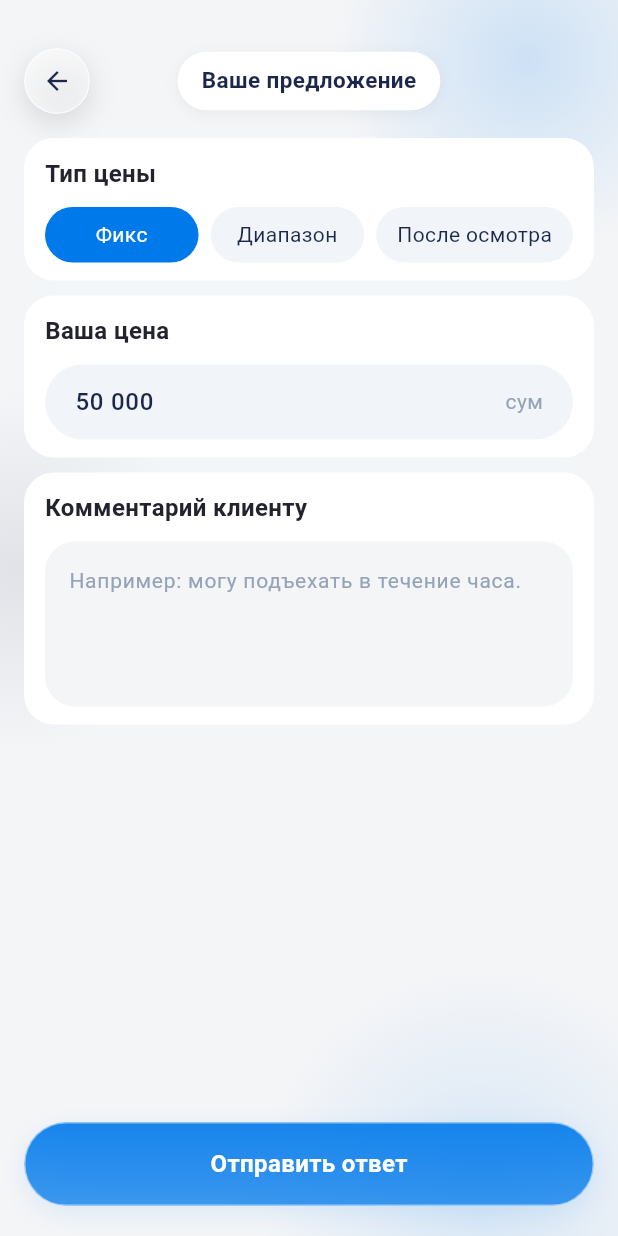
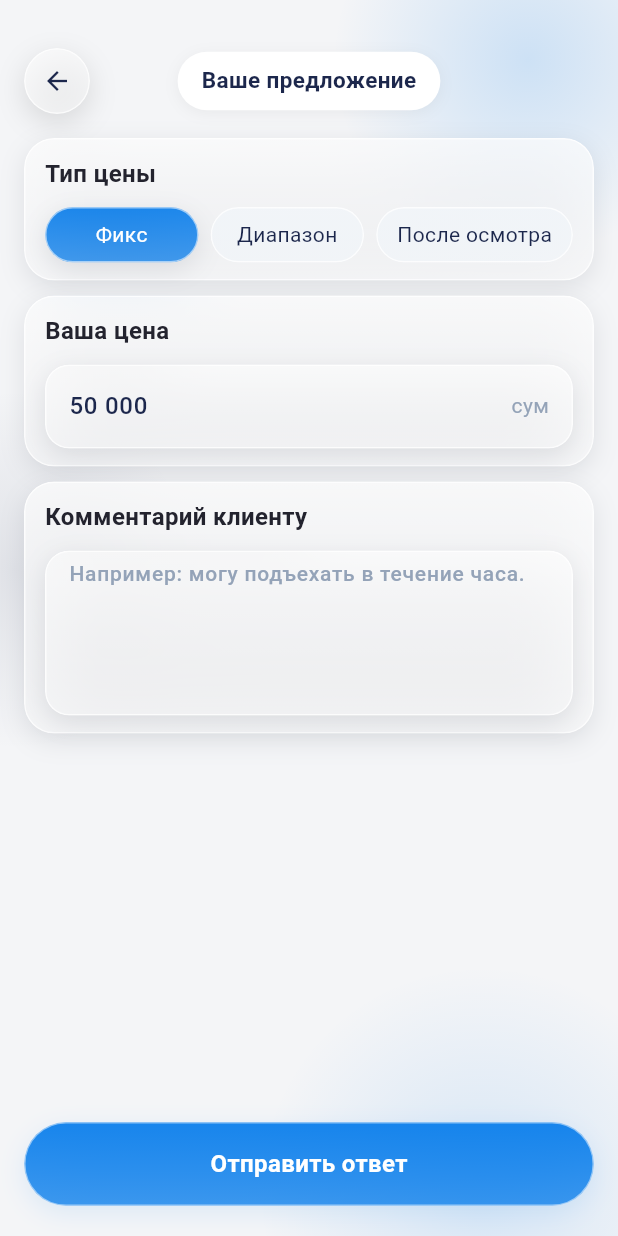
Before and after one commit to Rahmadjon0038/Fixleo-mobil, a Flutter app: the MasterOfferScreen screen opened directly with empty values, on a phone screen of 412 x 824 dp. Run offline on Flutter 3.47's test engine with Material 3 defaults, Android fonts, the phone set to English and light mode, and no system bars; our stand-ins replace audioplayers, dio, flutter_svg, geolocator, google_maps_flutter, image_picker and 3 more; missing offline and left inert: flutter_webrtc, record; accounts and stored records are empty.

Commit message:
feat(mobile): demo-account UI gating + tappable notifications
Carries the backend's isDemo flag through Client/Master models and
CurrentUser, hides the Wallet tab and price fields for the two demo
accounts (App Store/Play Market reviewers) so no real money ever renders,
and shows a neutral thank-you confirmation when a demo master completes
a job instead of an amount.

Also wires notification cards to route to the relevant screen on tap
(order tracking, offers, chat, master request detail) using the
orderId/conversationId the backend already attaches to each event —
previously notifications were purely decorative.

Co-Authored-By: Claude Sonnet 5 <noreply@anthropic.com>

```diff
--- a/lib/core/network/current_user.dart
+++ b/lib/core/network/current_user.dart
@@ -16,6 +16,9 @@ class CurrentUser {
   final ValueNotifier<UserProfile?> profile = ValueNotifier<UserProfile?>(null);
 
   String? get name => profile.value?.name;
+
+  /// App-store/Play-Market review account — the app must hide all money UI.
+  bool get isDemo => profile.value?.isDemo ?? false;
 
   /// Fetches the current user's profile for the active role. Safe to call from
   /// several screens — failures are swallowed (the greeting just falls back).
@@ -39,6 +42,7 @@ class CurrentUser {
           phone: data['phone'] as String?,
           city: data['city'] as String?,
           avatarUrl: ApiConfig.resolveMediaUrl(data['avatarUrl']),
+          isDemo: data['isDemo'] as bool? ?? false,
         );
       }
     } catch (_) {
@@ -50,11 +54,20 @@ class CurrentUser {
 }
 
 class UserProfile {
-  const UserProfile({this.name, this.phone, this.city, this.avatarUrl});
+  const UserProfile({
+    this.name,
+    this.phone,
+    this.city,
+    this.avatarUrl,
+    this.isDemo = false,
+  });
   final String? name;
   final String? phone;
   final String? city;
   final String? avatarUrl;
+
+  /// App-store/Play-Market review account — the app must hide all money UI.
+  final bool isDemo;
 
   /// First name only, for the greeting ("Добрый день, Арслан!").
   String? get firstName {
--- a/lib/features/auth/data/client_model.dart
+++ b/lib/features/auth/data/client_model.dart
@@ -13,6 +13,7 @@ class Client {
     this.blockReason,
     this.createdAt,
     this.updatedAt,
+    this.isDemo = false,
   });
 
   /// Public id, e.g. `#U-00000000001`.
@@ -29,6 +30,9 @@ class Client {
   final DateTime? createdAt;
   final DateTime? updatedAt;
 
+  /// App-store/Play-Market review account — the app must hide all money UI.
+  final bool isDemo;
+
   bool get isActive => status == 'active';
   bool get isBlocked => status == 'blocked';
 
@@ -43,5 +47,6 @@ class Client {
     blockReason: json['blockReason'] as String?,
     createdAt: DateTime.tryParse(json['createdAt']?.toString() ?? ''),
     updatedAt: DateTime.tryParse(json['updatedAt']?.toString() ?? ''),
+    isDemo: json['isDemo'] as bool? ?? false,
   );
 }
--- a/lib/features/master/data/master_model.dart
+++ b/lib/features/master/data/master_model.dart
@@ -50,6 +50,7 @@ class Master {
     this.categories = const [],
     this.createdAt,
     this.updatedAt,
+    this.isDemo = false,
   });
 
   /// Public id, e.g. `#M-00000000001`.
@@ -70,6 +71,9 @@ class Master {
   final List<Category> categories;
   final DateTime? createdAt;
   final DateTime? updatedAt;
+
+  /// App-store/Play-Market review account — the app must hide all money UI.
+  final bool isDemo;
 
   factory Master.fromJson(Map<String, dynamic> json) {
     final rejectionReason = json['rejectionReason'] as String?;
@@ -98,6 +102,7 @@ class Master {
           .toList(growable: false),
       createdAt: DateTime.tryParse(json['createdAt']?.toString() ?? ''),
       updatedAt: DateTime.tryParse(json['updatedAt']?.toString() ?? ''),
+      isDemo: json['isDemo'] as bool? ?? false,
     );
   }
 }
--- a/lib/features/master/presentation/master_offer_screen.dart
+++ b/lib/features/master/presentation/master_offer_screen.dart
@@ -4,8 +4,10 @@ import 'package:flutter/services.dart';
 import 'package:fixleo/app/locale/app_locale.dart';
 import 'package:fixleo/app/theme/app_colors.dart';
 import 'package:fixleo/app/widgets/branded_scaffold.dart';
+import 'package:fixleo/app/widgets/glass/glass.dart';
 import 'package:fixleo/app/widgets/primary_button.dart';
 import 'package:fixleo/core/network/api_exception.dart';
+import 'package:fixleo/core/network/current_user.dart';
 import 'package:fixleo/features/master/data/master_marketplace_service.dart';
 import 'package:fixleo/features/master/presentation/master_offer_sent_screen.dart';
 
@@ -82,6 +84,10 @@ class _MasterOfferScreenState extends State<MasterOfferScreen> {
       tr(lang, 'Diapazon', 'Диапазон', 'Range'),
       tr(lang, 'Koʻrgandan keyin', 'После осмотра', 'After inspection'),
     ];
+    // Demo (app-store/Play-Market review) master — never show a price field.
+    // `_type` stays at its default (0 = fixed) and `_price` keeps its default
+    // placeholder text, so `_submit()` still sends a valid offer underneath.
+    final isDemo = CurrentUser.instance.isDemo;
     return BrandedScaffold(
       title: tr(lang, 'Sizning taklifingiz', 'Ваше предложение', 'Your offer'),
       showBack: true,
@@ -90,6 +96,7 @@ class _MasterOfferScreenState extends State<MasterOfferScreen> {
         child: Column(
           crossAxisAlignment: CrossAxisAlignment.start,
           children: [
+            if (!isDemo) ...[
               // Price type.
               _Card(
                 title: tr(lang, 'Narx turi', 'Тип цены', 'Price type'),
@@ -123,42 +130,23 @@ class _MasterOfferScreenState extends State<MasterOfferScreen> {
               // Price amount.
               _Card(
                 title: tr(lang, 'Sizning narxingiz', 'Ваша цена', 'Your price'),
-              child: Container(
-                padding: const EdgeInsets.symmetric(
-                  horizontal: 20,
-                  vertical: 13,
-                ),
-                decoration: BoxDecoration(
-                  color: const Color(0xFFF1F5F9),
-                  borderRadius: BorderRadius.circular(32),
-                ),
-                child: Row(
-                  children: [
-                    Expanded(
-                      child: TextField(
+                child: GlassTextField(
                   controller: _price,
                   keyboardType: TextInputType.number,
                   inputFormatters: [_ThousandsSeparatorInputFormatter()],
-                        style: const TextStyle(
+                  textStyle: const TextStyle(
                     fontSize: 16,
                     fontWeight: FontWeight.w500,
                     color: AppColors.navy,
                   ),
-                        decoration: const InputDecoration(
-                          isCollapsed: true,
-                          border: InputBorder.none,
-                        ),
-                      ),
-                    ),
-                    Text(
+                  trailing: Text(
                     tr(lang, 'soʻm', 'сум', 'sum'),
                     style: TextStyle(fontSize: 14, color: AppColors.muted),
-                    ),
-                  ],
                   ),
                 ),
               ),
               const SizedBox(height: 10),
+            ],
             // Comment.
             _Card(
               title: tr(
@@ -167,35 +155,21 @@ class _MasterOfferScreenState extends State<MasterOfferScreen> {
                 'Комментарий клиенту',
                 'Note to the client',
               ),
-              child: Container(
+              child: GlassTextField(
+                controller: _comment,
                 height: 110,
-                padding: const EdgeInsets.all(16),
-                decoration: BoxDecoration(
-                  color: AppColors.background,
-                  borderRadius: BorderRadius.circular(20),
-                ),
-                child: TextField(
-                  controller: _comment,
-                  maxLines: null,
-                  expands: true,
-                  textAlignVertical: TextAlignVertical.top,
+                maxLines: 5,
                 keyboardType: TextInputType.multiline,
-                  style: const TextStyle(
+                textStyle: const TextStyle(
                   fontSize: 14,
                   height: 20 / 14,
                   color: AppColors.navy,
                 ),
-                  decoration: InputDecoration(
-                    isCollapsed: true,
-                    border: InputBorder.none,
                 hintText: tr(
                   lang,
                   'Masalan: Bir soat ichida yetib bora olaman.',
                   'Например: могу подъехать в течение часа.',
                   'For example: I can arrive within an hour.',
-                    ),
-                    hintStyle: TextStyle(fontSize: 14, color: AppColors.muted),
-                  ),
                 ),
               ),
             ),
@@ -287,7 +261,7 @@ class _ThousandsSeparatorInputFormatter extends TextInputFormatter {
   }
 }
 
-/// White section card with a semibold title and content below.
+/// Frosted glass section card with a semibold title and content below.
 class _Card extends StatelessWidget {
   const _Card({required this.title, required this.child});
 
@@ -296,13 +270,9 @@ class _Card extends StatelessWidget {
 
   @override
   Widget build(BuildContext context) {
-    return Container(
-      width: double.infinity,
+    return GlassCard(
+      radius: 20,
       padding: const EdgeInsets.symmetric(horizontal: 14, vertical: 12),
-      decoration: BoxDecoration(
-        color: Colors.white,
-        borderRadius: BorderRadius.circular(20),
-      ),
       child: Column(
         crossAxisAlignment: CrossAxisAlignment.start,
         children: [
@@ -336,23 +306,29 @@ class _TypeChip extends StatelessWidget {
 
   @override
   Widget build(BuildContext context) {
-    return GestureDetector(
-      onTap: onTap,
-      child: Container(
-        alignment: Alignment.center,
-        padding: const EdgeInsets.symmetric(horizontal: 14, vertical: 8),
-        decoration: BoxDecoration(
-          color: selected ? AppColors.blue : const Color(0xFFF1F5F9),
-          borderRadius: BorderRadius.circular(999),
-        ),
-        child: Text(
+    final text = Text(
       label,
       textAlign: TextAlign.center,
       style: TextStyle(
         fontSize: 14,
         color: selected ? Colors.white : AppColors.navy,
       ),
-        ),
+    );
+    return GestureDetector(
+      onTap: onTap,
+      child: selected
+          ? GlassContainer.tinted(
+              borderRadius: 999,
+              alignment: Alignment.center,
+              padding: const EdgeInsets.symmetric(horizontal: 14, vertical: 8),
+              child: text,
+            )
+          : GlassContainer.lite(
+              tint: const Color(0xFFF1F5F9),
+              borderRadius: 999,
+              alignment: Alignment.center,
+              padding: const EdgeInsets.symmetric(horizontal: 14, vertical: 8),
+              child: text,
             ),
     );
   }
```
Also changed, not shown: lib/features/master/presentation/master_order_completion_screen.dart (+51 -42 lines), lib/features/notifications/data/notification_service.dart (+10 -0 lines), lib/features/notifications/presentation/notifications_screen.dart (+64 -21 lines). Lines whose indentation alone changed are shown as unchanged.
